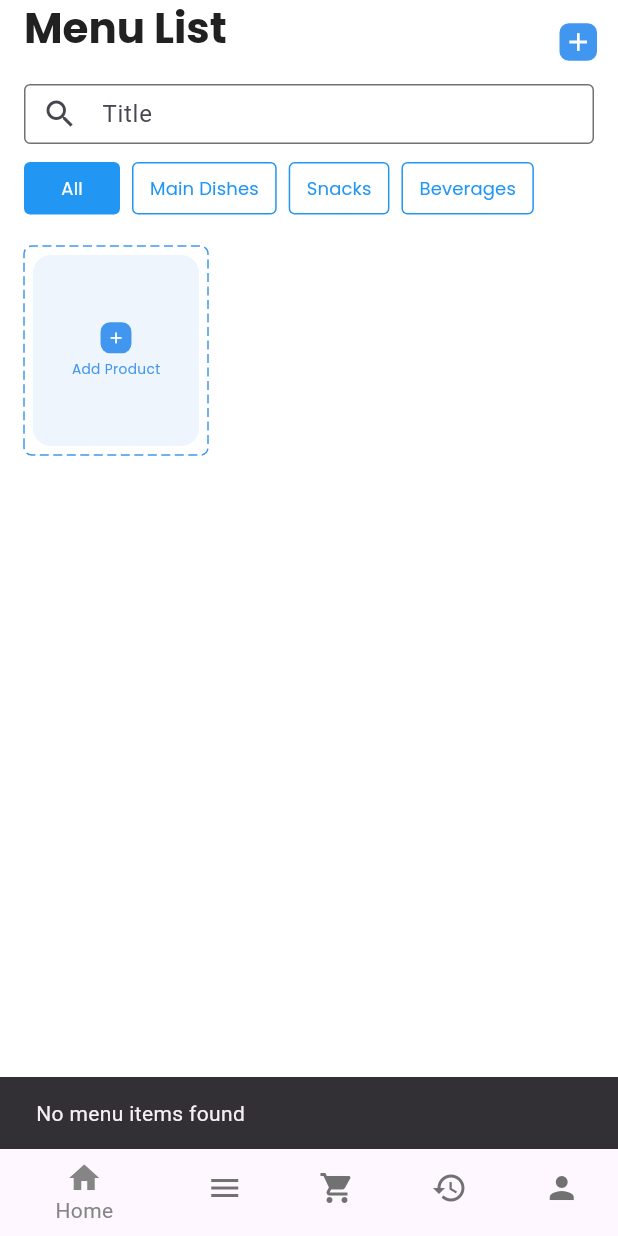
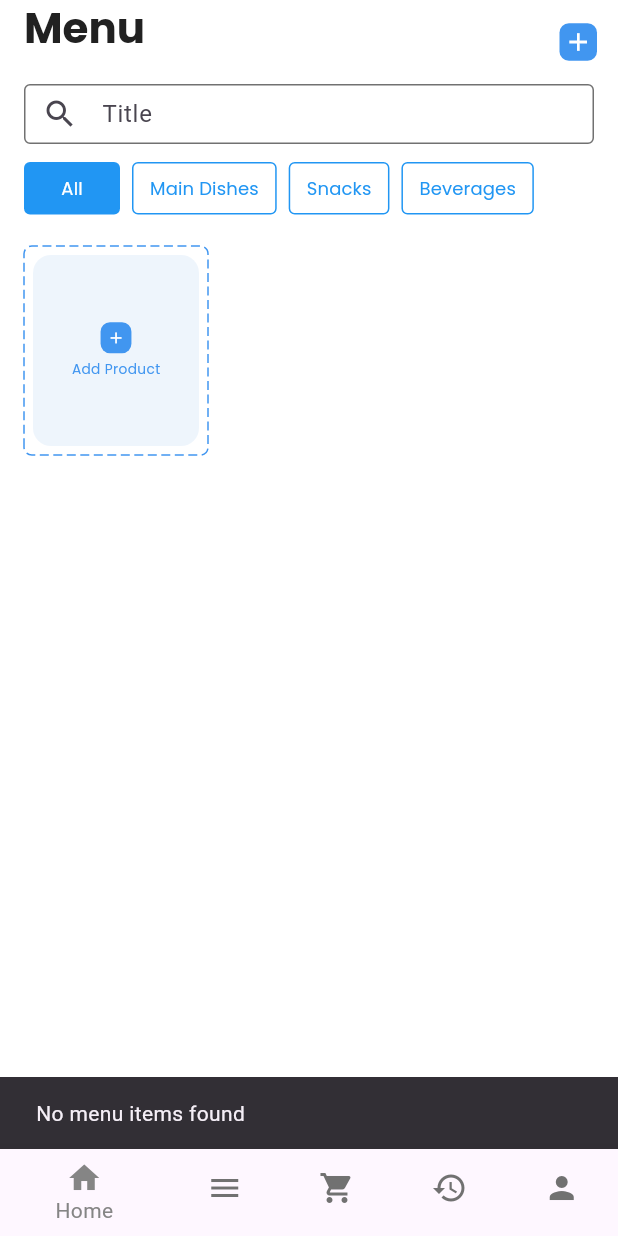
Before and after one commit to albertomarkallen/OneSync, a Flutter app: the screen it shows once a user with an empty profile is signed in, item 2 of the bottom bar chosen, on a phone screen of 412 x 824 dp. Run offline on Flutter 3.47's test engine with Material 3 defaults, Android fonts, the phone set to English and light mode, and no system bars; drawn by our look-alikes of dotted_border; our stand-ins replace cloud_firestore, csv, firebase_auth, firebase_core, firebase_database, firebase_storage and 2 more; missing offline and left inert: tflite_flutter; accounts and stored records are empty; network calls fail.

Commit message:
[Fix][Ivaniel] - Modified UI

```diff
--- a/OneSync (Vendor)/lib/screens/MenuList/menu_screen.dart
+++ b/OneSync (Vendor)/lib/screens/MenuList/menu_screen.dart
@@ -372,7 +372,7 @@ class _MenuScreenState extends State<MenuScreen> {
   Widget build(BuildContext context) {
     return Scaffold(
       appBar: AppBar(
-        title: const Text('Menu List',
+        title: const Text('Menu',
             style: TextStyle(
                 color: Color(0xFF212121),
                 fontSize: 28,
```
